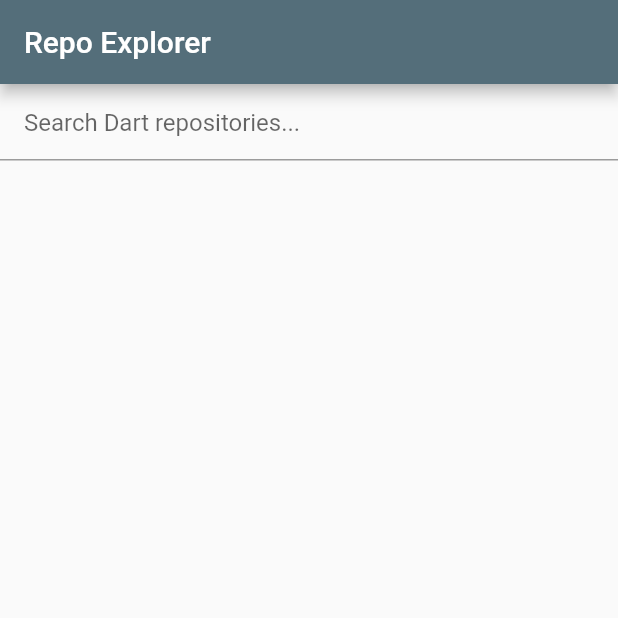
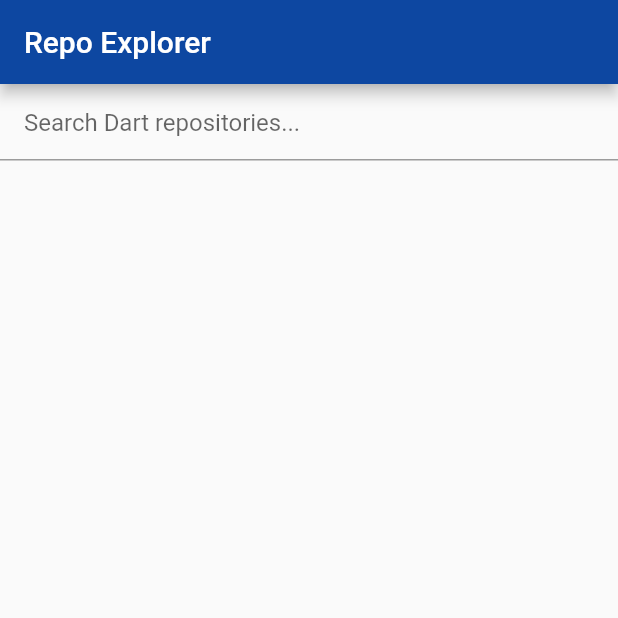
Before and after one commit to rolandtolnay/FlutterRepoExplorer, a Flutter app: the screen it shows after launch, on a phone screen of 412 x 824 dp, the top half of it. Run offline on Flutter 3.47's test engine with Material 2 defaults, Android fonts, the phone set to English and light mode, and no system bars.

Commit message:
Improved formatting and added comments

```diff
--- a/lib/main.dart
+++ b/lib/main.dart
@@ -12,7 +12,7 @@ class MyApp extends StatelessWidget {
   Widget build(BuildContext context) {
     return new MaterialApp(
       title: "Repo Explorer",
-      theme: new ThemeData(primaryColor: Colors.blueGrey.shade600),
+      theme: new ThemeData(primaryColor: Colors.blue.shade900),
       home: new RepoScreen(),
     );
   }
@@ -27,16 +27,13 @@ class _RepoScreenState extends State<RepoScreen> {
   var _repos = <Repository>[];
   var _isLoading = false;
 
-  @override
-  void initState() {
-    super.initState();
-  }
-
+  /// Load repositories asynchronously for the given search term
   _loadData(String searchTerm) async {
+    final fetcher = new GitHubFetcher.dartRepos();
     setState(() {
       _isLoading = true;
     });
-    final fetcher = new GitHubFetcher.dartRepos();
+
     final result = await fetcher.searchFor(searchTerm);
     setState(() {
       _repos = result;
@@ -44,6 +41,7 @@ class _RepoScreenState extends State<RepoScreen> {
     });
   }
 
+  // Main build method for the widget
   @override
   Widget build(BuildContext context) {
     return new Scaffold(
@@ -53,32 +51,43 @@ class _RepoScreenState extends State<RepoScreen> {
         body: new Container(
           child: new Column(
             children: <Widget>[
-              new TextField(
+              _searchField(),
+              new Expanded(
+                  child: _isLoading ? _loadingIndicator() : _repoList())
+            ],
+          ),
+        ));
+  }
+
+  /// Text input for entering search term
+  TextField _searchField() {
+    return new TextField(
       decoration: new InputDecoration(
           contentPadding: const EdgeInsets.all(16.0),
           hintText: "Search Dart repositories..."),
       onSubmitted: (text) {
         _loadData(text);
       },
-              ),
-              new Expanded(
-                child: _isLoading
-                ? new Center(child: new CircularProgressIndicator())
-                : new ListView.builder(
+    );
+  }
+
+  /// Loading indicator displayed while fetching results
+  Widget _loadingIndicator() {
+    return new Center(child: new CircularProgressIndicator());
+  }
+
+  /// List showing fetched repositories
+  Widget _repoList() {
+    return new ListView.builder(
       padding: const EdgeInsets.all(8.0),
       itemCount: _repos.length * 2,
       itemBuilder: (BuildContext context, int position) {
         if (position.isOdd) return new Divider();
 
         final index = position ~/ 2;
-
         return new RepositoryListItem(_repos[index]);
       },
-                ),
-              ),
-            ],
-          ),
-        ));
+    );
   }
 }
 
@@ -108,6 +117,7 @@ class GitHubFetcher {
       : apiUrl = 'https://api.github.com/search/repositories',
         language = 'dart';
 
+  /// Asynchronously searches the apiUrl for the search term in the given language
   Future<List<Repository>> searchFor(String searchTerm) async {
     if (searchTerm == null || searchTerm == "") {
       return new List();
@@ -138,30 +148,29 @@ class RepositoryListItem extends StatelessWidget {
   @override
   Widget build(BuildContext context) {
     return new ListTile(
-      title: new Text(
-        "${repository.name}",
-        style: _biggerFont,
-      ),
+      title: new Text("${repository.name}", style: _biggerFont),
       subtitle: new Text("${repository.authorName}"),
       leading: new CircleAvatar(
-        backgroundImage: new NetworkImage(repository.authorAvatarUrl),
-      ),
+          backgroundImage: new NetworkImage(repository.authorAvatarUrl)),
       trailing: new Row(
         children: <Widget>[
           new Icon(Icons.star, color: Colors.yellow.shade700),
-          new Text(
-            "${repository.stars}",
-          )
+          new Text("${repository.stars}")
         ],
       ),
       onTap: () {
+        _navigateToRepoDetailScreen(context);
+      },
+    );
+  }
+
+  /// Navigates to the detail screen of the repository
+  _navigateToRepoDetailScreen(BuildContext context) {
     Navigator.push(
         context,
         new MaterialPageRoute(
           builder: (context) => new RepositoryDetailScreen(repository),
         ));
-      },
-    );
   }
 }
 
@@ -174,28 +183,25 @@ class RepositoryDetailScreen extends StatelessWidget {
   @override
   Widget build(BuildContext context) {
     return new Scaffold(
-      appBar: new AppBar(
-        title: new Text("Repository Details"),
-      ),
+      appBar: new AppBar(title: new Text("Repository Details")),
       body: new Container(
         child: new Padding(
           padding: const EdgeInsets.all(32.0),
           child: new Column(
             children: <Widget>[
-              new Text(
-                "${repository.name}",
-                style: _biggerFont,
-              ),
+              new Text("${repository.name}", style: _biggerFont),
               new Container(height: 16.0),
               new Text("${repository.description}"),
               new Container(height: 16.0),
               new RaisedButton(
                 child: new Text("Open"),
-                onPressed: () {_openUrl(repository.url);},
+                onPressed: () {
+                  _openUrl(repository.url);
+                },
               )
             ],
           ),
-        )
+        ),
       ),
     );
   }
```
Lines whose indentation alone changed are shown as unchanged.
